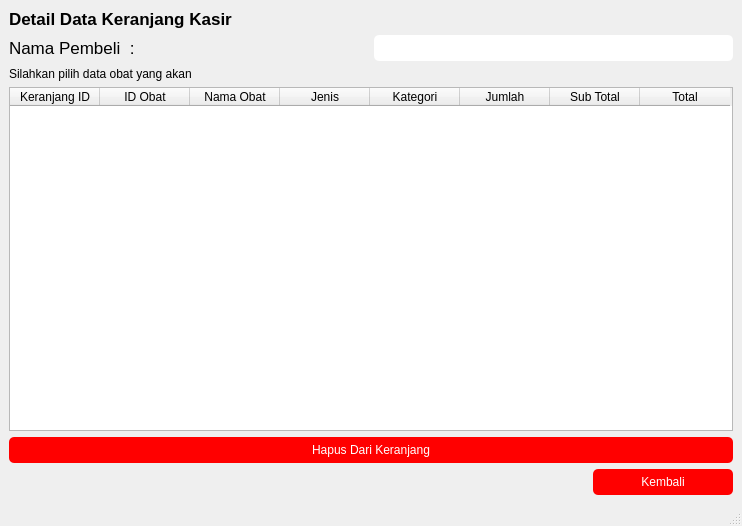
Qt form frontend/detailKeranjangKasir.ui (RN-1986/Aplikasi-apotek) before a commit.
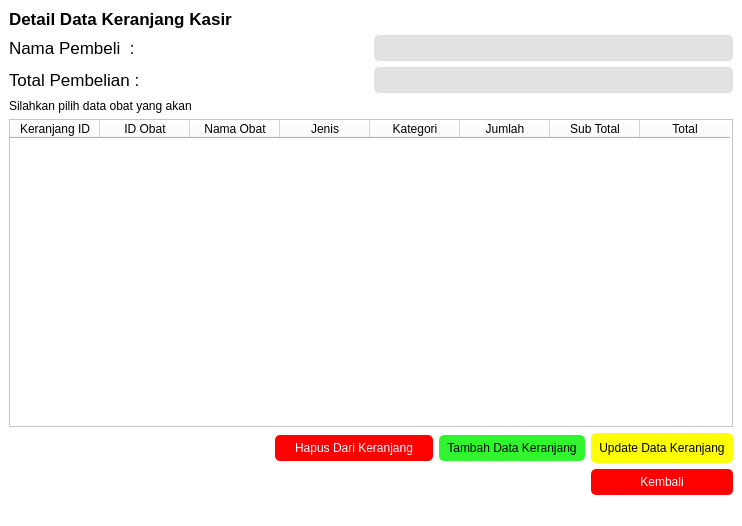
The same form after that commit.

Patch:
```diff
--- a/frontend/detailKeranjangKasir.ui
+++ b/frontend/detailKeranjangKasir.ui
@@ -13,9 +13,12 @@
   <property name="windowTitle">
    <string>MainWindow</string>
   </property>
+  <property name="styleSheet">
+   <string notr="true">background-color: rgb(255, 255, 255);</string>
+  </property>
   <widget class="QWidget" name="centralwidget">
-   <layout class="QVBoxLayout" name="verticalLayout">
-    <item>
+   <layout class="QGridLayout" name="gridLayout_2">
+    <item row="0" column="0">
      <widget class="QLabel" name="label">
       <property name="font">
        <font>
@@ -28,43 +31,7 @@
       </property>
      </widget>
     </item>
-    <item>
-     <layout class="QGridLayout" name="gridLayout">
-      <item row="0" column="0">
-       <widget class="QLabel" name="label_2">
-        <property name="font">
-         <font>
-          <pointsize>13</pointsize>
-         </font>
-        </property>
-        <property name="text">
-         <string>Nama Pembeli  :</string>
-        </property>
-       </widget>
-      </item>
-      <item row="0" column="2">
-       <widget class="QLabel" name="label_namaPembeli">
-        <property name="styleSheet">
-         <string notr="true">background-color: rgb(255, 255, 255);
-border-radius: 5px;
-padding: 6px 8px; 
-alternate-background-color: rgb(187, 255, 253);</string>
-        </property>
-        <property name="text">
-         <string/>
-        </property>
-       </widget>
-      </item>
-     </layout>
-    </item>
-    <item>
-     <widget class="QLabel" name="label_3">
-      <property name="text">
-       <string>Silahkan pilih data obat yang akan</string>
-      </property>
-     </widget>
-    </item>
-    <item>
+    <item row="3" column="0" colspan="5">
      <widget class="QTableWidget" name="tableWidget">
       <attribute name="horizontalHeaderDefaultSectionSize">
        <number>90</number>
@@ -111,7 +78,126 @@
       </column>
      </widget>
     </item>
-    <item>
+    <item row="2" column="0">
+     <widget class="QLabel" name="label_3">
+      <property name="text">
+       <string>Silahkan pilih data obat yang akan</string>
+      </property>
+     </widget>
+    </item>
+    <item row="1" column="0" colspan="5">
+     <layout class="QGridLayout" name="gridLayout">
+      <item row="0" column="0">
+       <widget class="QLabel" name="label_2">
+        <property name="font">
+         <font>
+          <pointsize>13</pointsize>
+         </font>
+        </property>
+        <property name="text">
+         <string>Nama Pembeli  :</string>
+        </property>
+       </widget>
+      </item>
+      <item row="0" column="2">
+       <widget class="QLabel" name="label_namaPembeli">
+        <property name="styleSheet">
+         <string notr="true">background-color: rgb(226, 226, 226);
+border-radius: 5px;
+padding: 6px 8px; 
+alternate-background-color: rgb(187, 255, 253);</string>
+        </property>
+        <property name="text">
+         <string/>
+        </property>
+       </widget>
+      </item>
+      <item row="1" column="0">
+       <widget class="QLabel" name="label_4">
+        <property name="font">
+         <font>
+          <pointsize>13</pointsize>
+         </font>
+        </property>
+        <property name="text">
+         <string>Total Pembelian :</string>
+        </property>
+       </widget>
+      </item>
+      <item row="1" column="2">
+       <widget class="QLabel" name="label_5">
+        <property name="styleSheet">
+         <string notr="true">background-color: rgb(226, 226, 226);
+border-radius: 5px;
+padding: 6px 8px; 
+alternate-background-color: rgb(187, 255, 253);</string>
+        </property>
+        <property name="text">
+         <string/>
+        </property>
+       </widget>
+      </item>
+     </layout>
+    </item>
+    <item row="4" column="4">
+     <widget class="QPushButton" name="pushButton_4">
+      <property name="styleSheet">
+       <string notr="true">QPushButton { 
+background-color: rgb(255, 255, 0);	
+	border-radius: 5px;
+padding: 8px 8px; 
+}
+
+/* Saat kursor hover */
+QPushButton:hover {
+     /* warna saat hover */
+	background-color: rgb(255, 255, 127);
+    color: black;
+}
+
+/* Saat tombol ditekan */
+QPushButton:pressed {
+     /* warna saat ditekan */
+	background-color: rgb(255, 255, 127);
+    color: black;
+}</string>
+      </property>
+      <property name="text">
+       <string>Update Data Keranjang</string>
+      </property>
+     </widget>
+    </item>
+    <item row="4" column="3">
+     <widget class="QPushButton" name="pushButton_3">
+      <property name="styleSheet">
+       <string notr="true">QPushButton { 
+background-color: rgb(49, 245, 46);
+	border-radius: 5px;
+padding: 6px 8px; 
+}
+
+/* Saat kursor hover */
+QPushButton:hover {
+     /* warna saat hover */
+	background-color: rgb(85, 255, 127);
+    color: black;
+}
+
+/* Saat tombol ditekan */
+QPushButton:pressed {
+     /* warna saat ditekan */
+		background-color: rgb(85, 255, 127);
+    color: black;
+}
+
+</string>
+      </property>
+      <property name="text">
+       <string>Tambah Data Keranjang</string>
+      </property>
+     </widget>
+    </item>
+    <item row="4" column="2">
      <widget class="QPushButton" name="pushButton_2">
       <property name="styleSheet">
        <string notr="true">QPushButton { 
@@ -141,7 +227,7 @@
       </property>
      </widget>
     </item>
-    <item alignment="Qt::AlignRight">
+    <item row="5" column="4">
      <widget class="QPushButton" name="pushButton">
       <property name="styleSheet">
        <string notr="true">QPushButton { 
```
